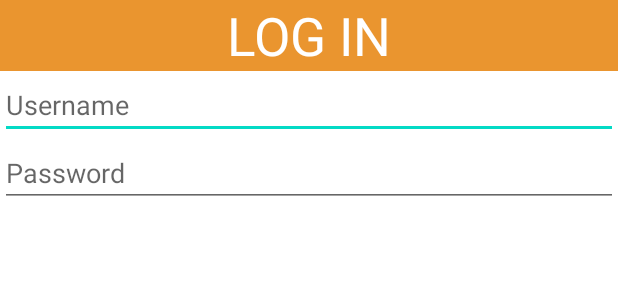
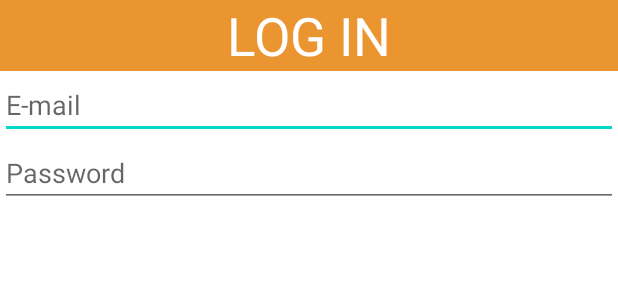
Before and after one commit to fgonzalezr1998/PsycoWorksSheets, an Android app: the layout login_dialog_fragment.xml on its own in the app's theme, with its tools: preview values and no code run, on a phone screen of 412 x 824 dp. Shown: the top 300 px of the screen. Run offline under Robolectric (Android 15) with nearby library versions, the phone set to English and light mode, and no system bars.

Commit message:
[LogIn] changes added

```diff
--- a/PsycoWorkSheets/app/src/main/java/com/example/psycoworksheets/SigninDialogFragment.java
+++ b/PsycoWorkSheets/app/src/main/java/com/example/psycoworksheets/SigninDialogFragment.java
@@ -12,6 +12,7 @@ import android.widget.Toast;
 import androidx.fragment.app.DialogFragment;
 
 import com.google.firebase.auth.FirebaseAuth;
+import com.google.firebase.auth.FirebaseUser;
 import com.google.firebase.database.DatabaseReference;
 import com.google.firebase.database.FirebaseDatabase;
 
@@ -130,7 +131,8 @@ public class SigninDialogFragment extends DialogFragment {
                 task -> {
                     if (task.isSuccessful()) {
                         mDatabase = FirebaseDatabase.getInstance().getReference();
-                        id.set(mAuth.getCurrentUser().getUid());
+                        FirebaseUser user = mAuth.getCurrentUser();
+                        id.set(user.getUid());
                         map.put("name", signinName.getText().toString());
                         map.put("surname", signinSurname.getText().toString());
                         map.put("email", signinEmail.getText().toString());
--- a/PsycoWorkSheets/app/src/main/res/layout/login_dialog_fragment.xml
+++ b/PsycoWorkSheets/app/src/main/res/layout/login_dialog_fragment.xml
@@ -15,15 +15,15 @@ android:orientation="vertical">
     android:text="@string/login_fragment_title" />
 
 <EditText
-    android:id="@+id/editTextTextPersonName"
+    android:id="@+id/editTextemail"
     android:layout_width="match_parent"
     android:layout_height="wrap_content"
     android:ems="10"
-    android:hint="Username"
-    android:inputType="textPersonName" />
+    android:hint="E-mail"
+    android:inputType="textEmailAddress" />
 
 <EditText
-    android:id="@+id/editTextTextPassword"
+    android:id="@+id/editTextPassword"
     android:layout_width="match_parent"
     android:layout_height="wrap_content"
     android:ems="10"
```
Also changed, not shown: PsycoWorkSheets/app/src/main/java/com/example/psycoworksheets/LogInDialogFragment.java (+67 -4 lines), PsycoWorkSheets/app/src/main/java/com/example/psycoworksheets/MainActivity.java (+8 -1 lines).
